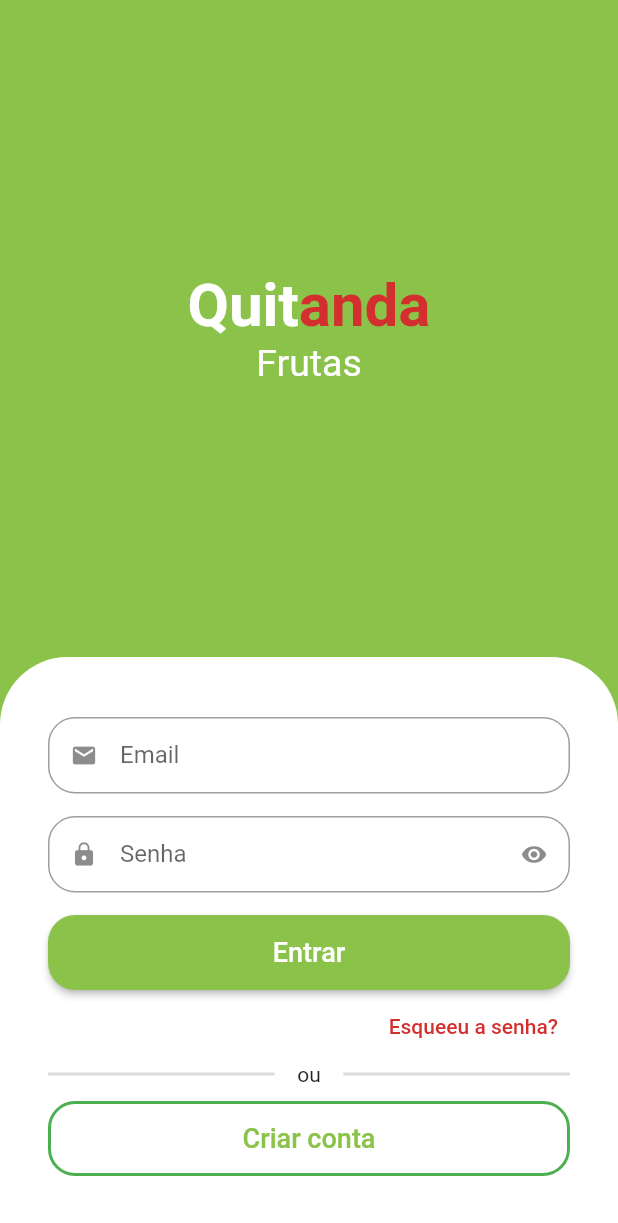
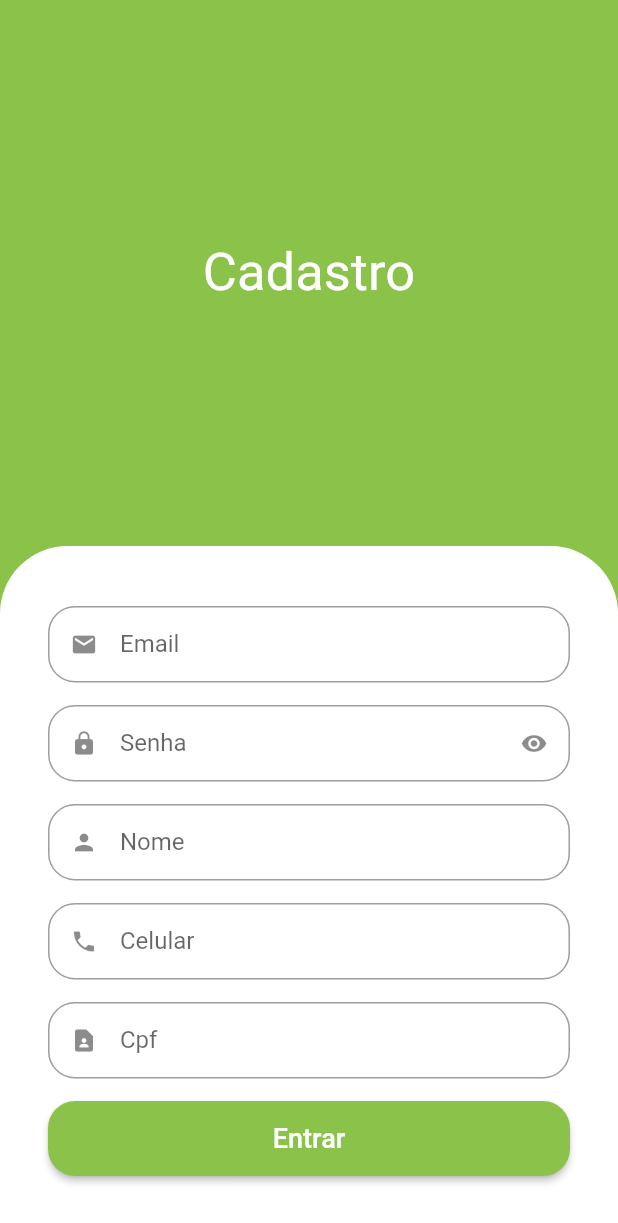
Before and after one commit to AdrianoRAV/e-commerce-front, a Flutter app: the screen it shows after launch, after a tap on "Criar conta", on a phone screen of 412 x 824 dp. Shown: the top 1223 px of the screen. Run offline on Flutter 3.47's test engine with Material 2 defaults, Android fonts, the phone set to English and light mode, and no system bars; drawn by our look-alikes of animated_text_kit.

Commit message:
tela Cadastro

```diff
--- a/lib/src/auth/sign_in_screen.dart
+++ b/lib/src/auth/sign_in_screen.dart
@@ -4,14 +4,14 @@ import 'package:flutter/material.dart';
 import 'package:quitanda/src/auth/components/custom_tex_field.dart';
 import 'package:quitanda/src/config/custom_colors.dart';
 
+import 'sign_up_screen.dart';
+
 class SignInScreen extends StatelessWidget {
   const SignInScreen({Key? key}) : super(key: key);
 
   @override
   Widget build(BuildContext context) {
-
     final size = MediaQuery.of(context).size;
-
 
     return Scaffold(
       backgroundColor: CustomColors.customSwatchColor,
@@ -127,7 +127,7 @@ class SignInScreen extends StatelessWidget {
                       alignment: Alignment.centerRight,
                       child: TextButton(
                         onPressed: () {},
-                        child:  Text(
+                        child: Text(
                           'Esqueeu a senha?',
                           style: TextStyle(
                             color: CustomColors.customContrastColor,
@@ -174,7 +174,13 @@ class SignInScreen extends StatelessWidget {
                             color: Colors.green,
                           ),
                         ),
-                        onPressed: () {},
+                        onPressed: () {
+                          Navigator.of(context).push(
+                            MaterialPageRoute(builder: (c) {
+                              return SignUpScreen();
+                            }),
+                          );
+                        },
                         child: const Text(
                           'Criar conta',
                           style: TextStyle(
--- /dev/null
+++ b/lib/src/auth/sign_up_screen.dart
@@ -0,0 +1,100 @@
+import 'package:flutter/material.dart';
+import 'package:flutter/src/foundation/key.dart';
+import 'package:flutter/src/widgets/framework.dart';
+import 'package:quitanda/src/config/custom_colors.dart';
+
+import 'components/custom_tex_field.dart';
+
+class SignUpScreen extends StatelessWidget {
+  const SignUpScreen({Key? key}) : super(key: key);
+
+  @override
+  Widget build(BuildContext context) {
+    return Scaffold(
+      backgroundColor: CustomColors.customSwatchColor,
+      body: Column(
+        children:  [
+         const  Expanded(
+            child: Center(
+              child: Text('Cadastro',
+                  style: TextStyle(
+                    color: Colors.white,
+                    fontSize: 35,
+                  )),
+            ),
+          ),
+          //Fomulario
+           Container(
+                padding: const EdgeInsets.symmetric(
+                  horizontal: 32,
+                  vertical: 40,
+                ),
+                decoration: const BoxDecoration(
+                    color: Colors.white,
+                    borderRadius: BorderRadius.vertical(
+                      top: Radius.circular(45),
+                    )),
+                child: Column(
+                  crossAxisAlignment: CrossAxisAlignment.stretch,
+                  children: [
+                    //Email
+                    const CustomTextField(
+                      icon: Icons.email,
+                      label: 'Email',
+                    ),
+
+                    //Senha
+                    const CustomTextField(
+                      icon: Icons.lock,
+                      label: 'Senha',
+                      isSecret: true,
+                    ),
+
+                    //Nome
+                      const CustomTextField(
+                      icon: Icons.person,
+                      label: 'Nome',
+                    ),
+
+                  // Celular
+  const CustomTextField(
+                      icon: Icons.phone,
+                      label: 'Celular',
+                    ),
+                    // Cpf
+  const CustomTextField(
+                      icon: Icons.contact_page,
+                      label: 'Cpf',
+                    ),
+                    // Botão entrar
+                    SizedBox(
+                      height: 50,
+                      child: ElevatedButton(
+                        style: ElevatedButton.styleFrom(
+                          shape: RoundedRectangleBorder(
+                            borderRadius: BorderRadius.circular(18),
+                          ),
+                        ),
+                        onPressed: () {},
+                        child: const Text(
+                          'Entrar',
+                          style: TextStyle(
+                            fontSize: 18,
+                            color: Colors.white,
+                          ),
+                        ),
+                      ),
+                    ),
+
+
+
+
+
+                  ],
+                ),
+              ),
+            ],
+      ),
+    );
+  }
+}
```
